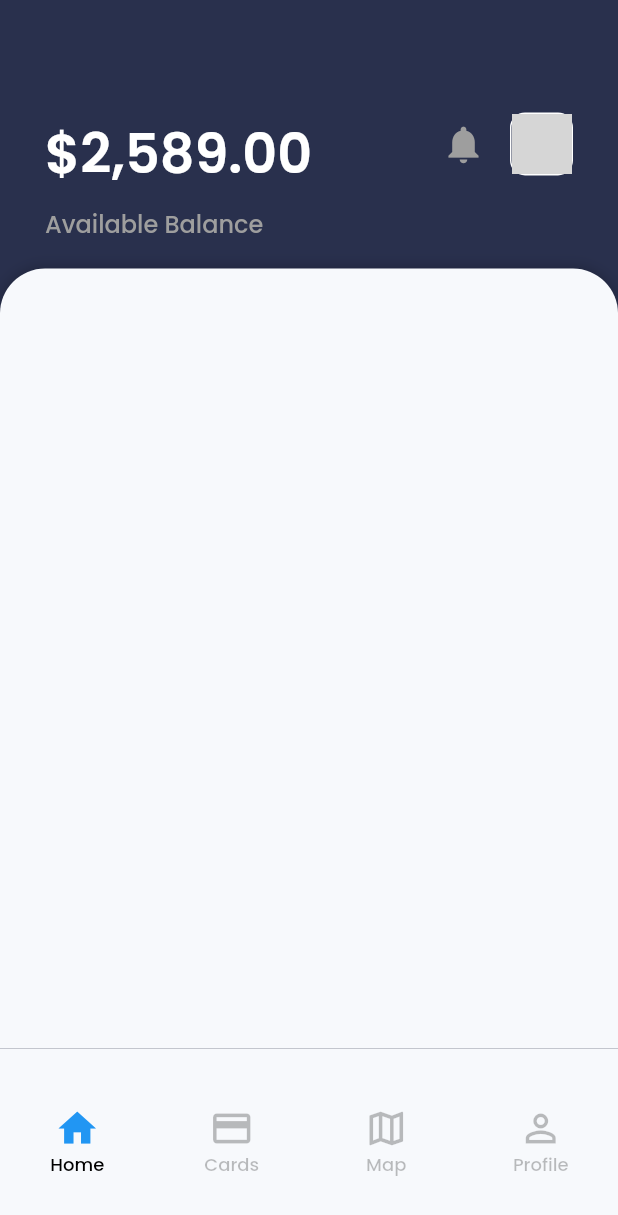
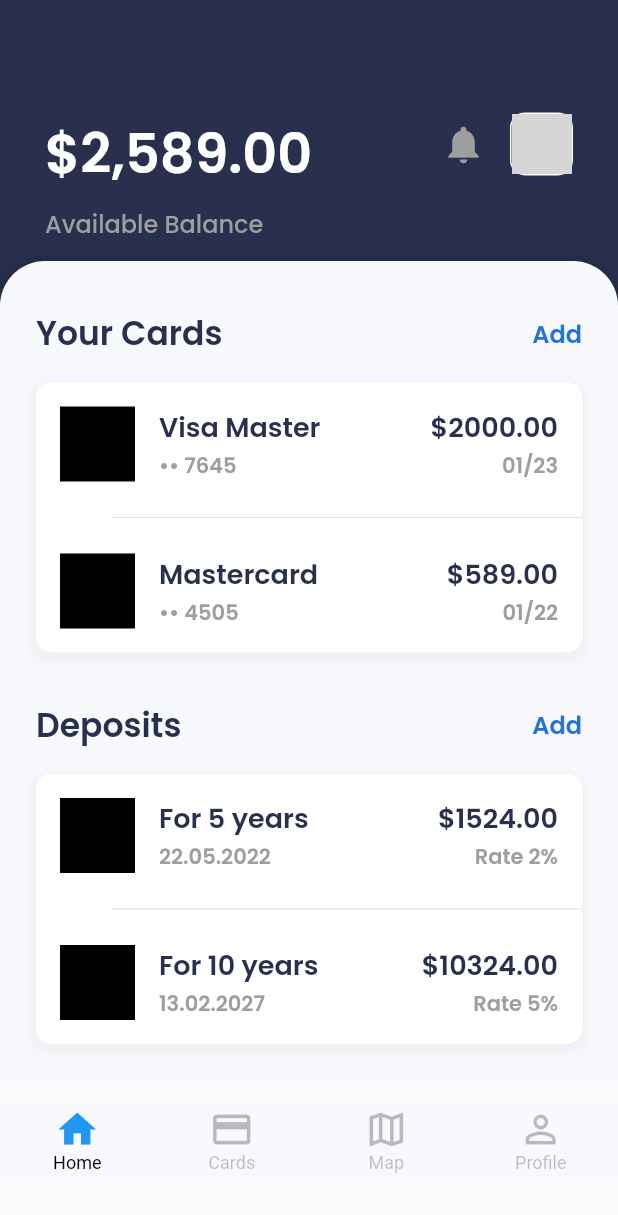
Before and after one commit to PaisWillie/Mobile-Bank-App, a Flutter app: the screen it shows after launch, on a phone screen of 412 x 824 dp. Shown: the top 1215 px of the screen. Run offline on Flutter 3.47's test engine with Material 2 defaults, Android fonts, the phone set to English and light mode, and no system bars; drawn by our look-alikes of sliding_up_panel; network calls fail; grey boxes are pictures that could not be loaded.

Commit message:
HomePage completion

```diff
--- a/mobile_bank_app/lib/home/home_screen.dart
+++ b/mobile_bank_app/lib/home/home_screen.dart
@@ -15,8 +15,8 @@ class HomeScreen extends StatelessWidget {
         topRight: Radius.circular(30),
       ),
       parallaxEnabled: true,
-      minHeight: 520,
-      maxHeight: 640,
+      minHeight: 550,
+      maxHeight: 670,
       panel: const Panel(),
       body: const Header(),
     );
--- a/mobile_bank_app/lib/home/widgets/header/balance.dart
+++ b/mobile_bank_app/lib/home/widgets/header/balance.dart
@@ -16,8 +16,7 @@ class Balance extends StatelessWidget {
             "\$2,589.00",
             style: TextStyle(
               fontSize: 36,
-              fontFamily: 'Poppins',
-              fontWeight: FontWeight.w600,
+              fontFamily: 'Poppins-Semibold',
               color: Colors.white,
             ),
           ),
@@ -26,7 +25,7 @@ class Balance extends StatelessWidget {
           "Available Balance",
           style: TextStyle(
             fontSize: 16,
-            fontFamily: 'Poppins',
+            fontFamily: 'Poppins-Medium',
             fontWeight: FontWeight.w500,
             color: Colors.grey,
           ),
--- a/mobile_bank_app/lib/home/widgets/header/main_actions/action_item.dart
+++ b/mobile_bank_app/lib/home/widgets/header/main_actions/action_item.dart
@@ -27,7 +27,7 @@ class ActionItem extends StatelessWidget {
           label,
           style: const TextStyle(
             fontSize: 15,
-            fontFamily: 'Poppins',
+            fontFamily: 'Poppins-Medium',
             color: Colors.grey,
           ),
         ),
--- /dev/null
+++ b/mobile_bank_app/lib/home/widgets/panel/card_list/card_item.dart
@@ -0,0 +1,76 @@
+import 'package:flutter/material.dart';
+
+class CardItem extends StatelessWidget {
+  const CardItem({
+    Key? key,
+    required this.title,
+    required this.subtitle,
+    required this.value,
+    required this.description,
+  }) : super(key: key);
+
+  final String title;
+  final String subtitle;
+  final String value;
+  final String description;
+
+  static const TextStyle topStyle = TextStyle(
+    fontFamily: 'Poppins-SemiBold',
+    fontSize: 18,
+    color: Color(0xFF29304D),
+  );
+  static const TextStyle bottomStyle = TextStyle(
+    fontFamily: 'Poppins-SemiBold',
+    fontSize: 14,
+    color: Colors.grey,
+  );
+
+  @override
+  Widget build(BuildContext context) {
+    return SizedBox(
+      height: 50,
+      child: Row(
+        children: [
+          Padding(
+            padding: const EdgeInsets.only(right: 16.0),
+            child: Container(
+              width: 50,
+              height: 50,
+              color: Colors.black,
+            ),
+          ), // Image placeholder
+          Expanded(
+            child: Column(
+              crossAxisAlignment: CrossAxisAlignment.start,
+              mainAxisAlignment: MainAxisAlignment.spaceBetween,
+              children: [
+                Text(
+                  title,
+                  style: topStyle,
+                ),
+                Text(
+                  subtitle,
+                  style: bottomStyle,
+                ),
+              ],
+            ),
+          ),
+          Column(
+            crossAxisAlignment: CrossAxisAlignment.end,
+            mainAxisAlignment: MainAxisAlignment.spaceBetween,
+            children: [
+              Text(
+                value,
+                style: topStyle,
+              ),
+              Text(
+                description,
+                style: bottomStyle,
+              ),
+            ],
+          )
+        ],
+      ),
+    );
+  }
+}
--- /dev/null
+++ b/mobile_bank_app/lib/home/widgets/panel/card_list/card_type/bank_card.dart
@@ -0,0 +1,13 @@
+class BankCard {
+  const BankCard({
+    required this.cardType,
+    required this.lastFourDigits,
+    required this.amount,
+    required this.expiryDate,
+  });
+
+  final String cardType;
+  final int lastFourDigits;
+  final double amount;
+  final DateTime expiryDate;
+}
--- /dev/null
+++ b/mobile_bank_app/lib/home/widgets/panel/card_list/card_type/deposit.dart
@@ -0,0 +1,13 @@
+class Deposit {
+  const Deposit({
+    required this.duration,
+    required this.endDate,
+    required this.amount,
+    required this.rate,
+  });
+
+  final int duration;
+  final DateTime endDate;
+  final double amount;
+  final int rate;
+}
--- /dev/null
+++ b/mobile_bank_app/lib/home/widgets/panel/card_list/cards_list.dart
@@ -0,0 +1,99 @@
+import 'package:flutter/material.dart';
+import 'package:mobile_bank_app/home/widgets/panel/card_list/card_item.dart';
+
+class CardsList extends StatelessWidget {
+  const CardsList({
+    Key? key,
+    required this.title,
+    required this.cards,
+  }) : super(key: key);
+
+  final String title;
+
+  final Iterable<CardItem> cards;
+
+  List<Widget> insertDivider(List<CardItem> cards) {
+    List<Widget> list = [];
+
+    for (final CardItem card in cards) {
+      list.add(Padding(
+        padding: const EdgeInsets.all(16.0),
+        child: card,
+      ));
+      list.add(
+        const Divider(
+          // height: 0,
+          color: Colors.black12,
+          indent: 50, // TODO: Match size of the image
+        ),
+      );
+    }
+
+    list.removeLast();
+
+    return list;
+  }
+
+  @override
+  Widget build(BuildContext context) {
+    return Padding(
+      padding: const EdgeInsets.only(
+        left: 8.0,
+        right: 8.0,
+      ),
+      child: Column(
+        children: [
+          Padding(
+            padding: const EdgeInsets.fromLTRB(16, 32, 16, 8),
+            child: Row(
+              mainAxisAlignment: MainAxisAlignment.spaceBetween,
+              children: [
+                Text(
+                  title,
+                  style: const TextStyle(
+                    fontSize: 22,
+                    fontFamily: 'Poppins-Semibold',
+                    color: Color(0xFF29304D),
+                  ),
+                ),
+                const Text(
+                  'Add',
+                  style: TextStyle(
+                      fontSize: 16,
+                      fontFamily: 'Poppins-Semibold',
+                      color: Color(0xFF2573D5)),
+                ),
+              ],
+            ),
+          ),
+          Padding(
+            padding: const EdgeInsets.only(top: 8.0, left: 16.0, right: 16.0),
+            child: Container(
+              decoration: BoxDecoration(
+                color: Colors.white,
+                borderRadius: const BorderRadius.only(
+                    topLeft: Radius.circular(10),
+                    topRight: Radius.circular(10),
+                    bottomLeft: Radius.circular(10),
+                    bottomRight: Radius.circular(10)),
+                boxShadow: [
+                  BoxShadow(
+                    color: Colors.grey.withOpacity(0.1),
+                    spreadRadius: 3,
+                    blurRadius: 7,
+                    offset: const Offset(0, 3), // changes position of shadow
+                  ),
+                ],
+              ),
+              child: Column(
+                children: cards.length > 1
+                    ? insertDivider(cards.toList())
+                    : cards.toList(),
+              ),
+            ),
+          ),
+        ],
+      ),
+    );
+  }
+}
--- a/mobile_bank_app/lib/home/widgets/panel/panel.dart
+++ b/mobile_bank_app/lib/home/widgets/panel/panel.dart
@@ -1,10 +1,73 @@
 import 'package:flutter/material.dart';
+import 'package:mobile_bank_app/home/widgets/panel/card_list/card_item.dart';
+import 'package:mobile_bank_app/home/widgets/panel/card_list/card_type/bank_card.dart';
+import 'package:mobile_bank_app/home/widgets/panel/card_list/card_type/deposit.dart';
+import 'package:mobile_bank_app/home/widgets/panel/card_list/cards_list.dart';
 
 class Panel extends StatelessWidget {
   const Panel({Key? key}) : super(key: key);
 
+  static List<BankCard> bankCards = [
+    BankCard(
+      cardType: "Visa Master",
+      lastFourDigits: 7645,
+      amount: 2000.00,
+      expiryDate: DateTime(2023, 01),
+    ),
+    BankCard(
+      cardType: "Mastercard",
+      lastFourDigits: 4505,
+      amount: 589.00,
+      expiryDate: DateTime(2022, 01),
+    ),
+  ];
+
+  static List<Deposit> deposits = [
+    Deposit(
+      duration: 5,
+      endDate: DateTime(2022, 5, 22),
+      amount: 1524.00,
+      rate: 2,
+    ),
+    Deposit(
+      duration: 10,
+      endDate: DateTime(2027, 02, 13),
+      amount: 10324.00,
+      rate: 5,
+    ),
+  ];
+
   @override
   Widget build(BuildContext context) {
-    return Container();
+    return Column(
+      children: [
+        CardsList(
+          title: "Your Cards",
+          cards: bankCards.map(
+            (bankCard) => CardItem(
+              title: bankCard.cardType,
+              subtitle: "•• ${bankCard.lastFourDigits.toString()}",
+              value: "\$${bankCard.amount.toStringAsFixed(2)}",
+              description: bankCard.expiryDate.month.toString().length == 1
+                  ? "0${bankCard.expiryDate.month}/${bankCard.expiryDate.year.toString().substring(2)}"
+                  : "${bankCard.expiryDate.month}/${bankCard.expiryDate.year.toString().substring(2)}",
+            ),
+          ),
+        ),
+        CardsList(
+          title: "Deposits",
+          cards: deposits.map(
+            (deposit) => CardItem(
+              title: "For ${deposit.duration} years",
+              subtitle: deposit.endDate.month.toString().length == 1
+                  ? "${deposit.endDate.day.toString()}.0${deposit.endDate.month.toString()}.${deposit.endDate.year.toString()}"
+                  : "${deposit.endDate.day.toString()}.${deposit.endDate.month.toString()}.${deposit.endDate.year.toString()}",
+              value: "\$${deposit.amount.toStringAsFixed(2)}",
+              description: "Rate ${deposit.rate}%",
+            ),
+          ),
+        )
+      ],
+    );
   }
 }
--- a/mobile_bank_app/lib/main.dart
+++ b/mobile_bank_app/lib/main.dart
@@ -87,7 +87,11 @@ class _MyStatefulWidgetState extends State<MyStatefulWidget> {
         child: _widgetOptions.elementAt(_selectedIndex),
       ),
       bottomNavigationBar: SizedBox(
-        height: 125,
+        height: 100,
+        child: Align(
+          alignment: Alignment.topCenter,
+          child: Padding(
+            padding: const EdgeInsets.only(top: 8.0),
             child: BottomNavigationBar(
               elevation: 0,
               showUnselectedLabels: true,
@@ -126,6 +130,8 @@ class _MyStatefulWidgetState extends State<MyStatefulWidget> {
               onTap: _onItemTapped,
             ),
           ),
+        ),
+      ),
     );
   }
 }
```
Also changed, not shown: mobile_bank_app/pubspec.yaml (+3 -4 lines). Lines whose indentation alone changed are shown as unchanged.
